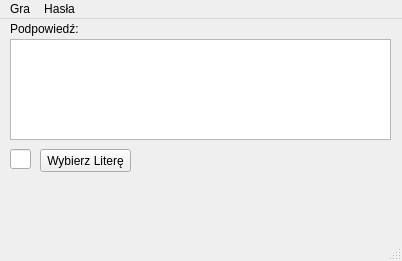
Qt form oknoglowne.ui (MiszczProgramowania/KoloFortuny) before a commit.
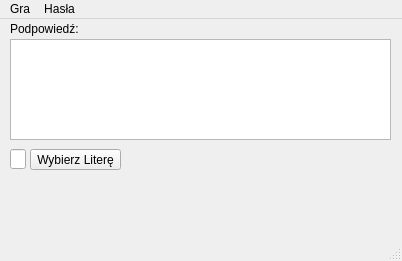
The same form after that commit.

```diff
--- a/oknoglowne.ui
+++ b/oknoglowne.ui
@@ -108,7 +108,7 @@
      <rect>
       <x>10</x>
       <y>130</y>
-      <width>21</width>
+      <width>16</width>
       <height>20</height>
      </rect>
     </property>
@@ -119,10 +119,10 @@
    <widget class="QPushButton" name="wybierzLitere">
     <property name="geometry">
      <rect>
-      <x>40</x>
+      <x>30</x>
       <y>130</y>
       <width>91</width>
-      <height>23</height>
+      <height>21</height>
      </rect>
     </property>
     <property name="text">
```
